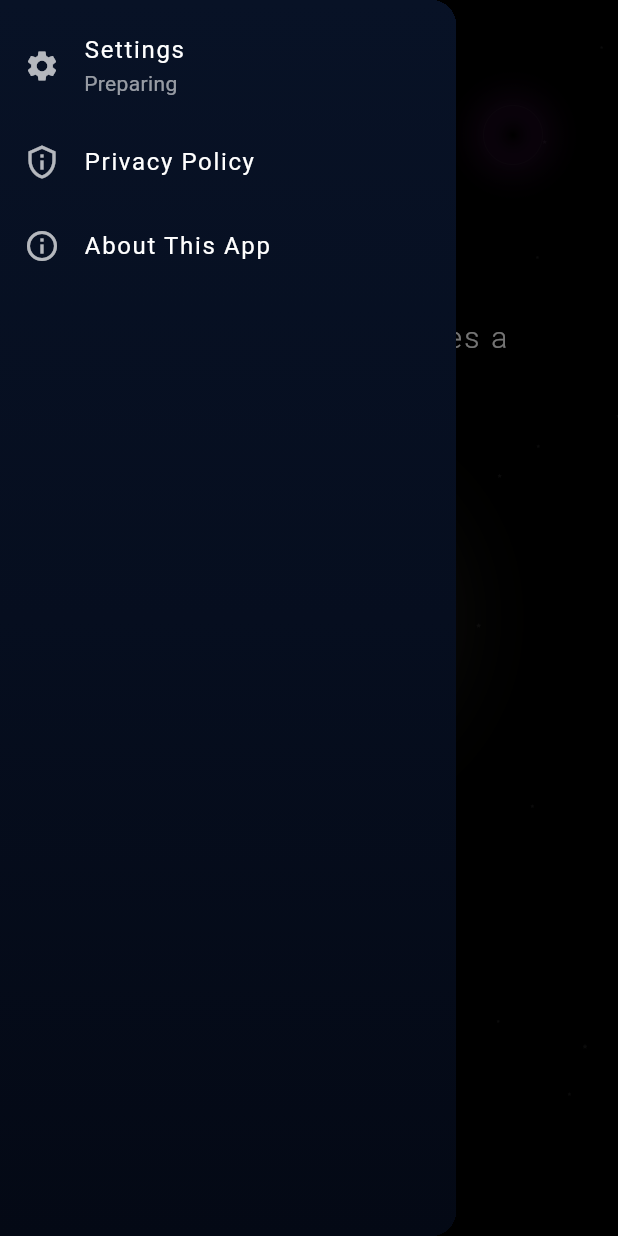
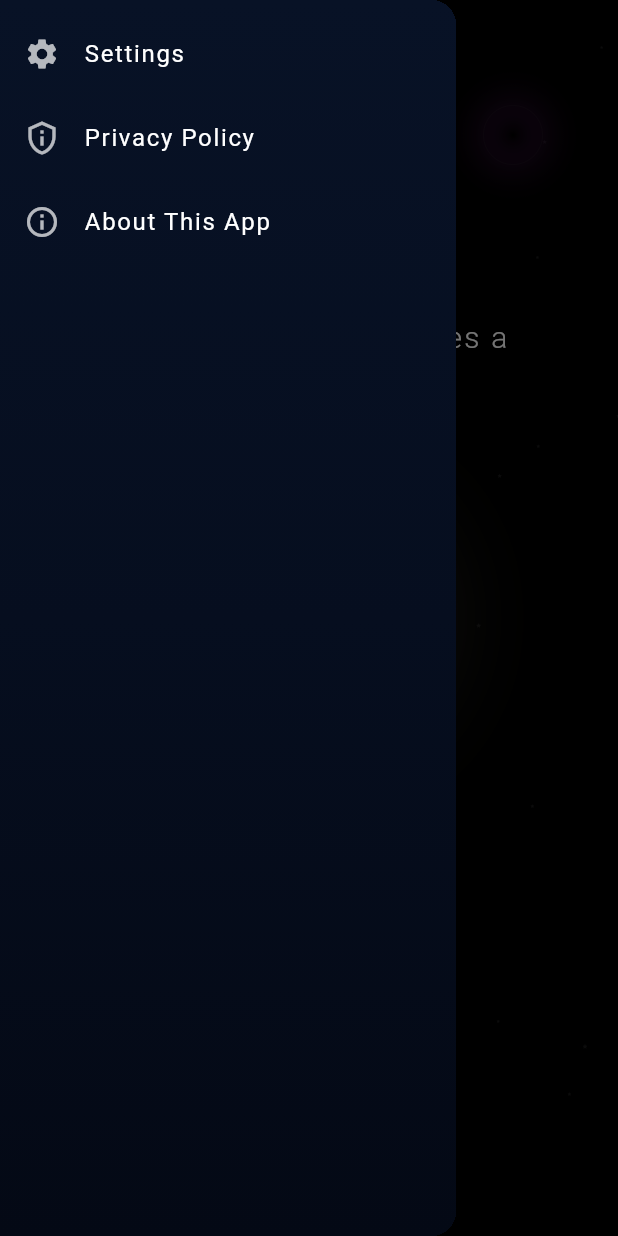
Before and after one commit to mindfulstudioofficial/mind_galaxy, a Flutter app: the screen it shows after launch, with the side drawer open, on a phone screen of 412 x 824 dp. Run offline on Flutter 3.47's test engine with Material 3 defaults, Android fonts, the phone set to English and light mode, and no system bars; our stand-ins replace firebase_auth, firebase_core, google_mobile_ads, google_sign_in, hive, hive_flutter and 3 more; missing offline and left inert: universal_html; accounts and stored records are empty.

Commit message:
ログイン導線のUIを改善し、チュートリアル再表示条件を修正
チュートリアルが初回以外で再表示される挙動を防ぎ、設定導線の準備中表記とGoogleログインアイコンを調整して状態を分かりやすくしました。

Co-authored-by: Cursor <cursoragent@cursor.com>

```diff
--- a/lib/screens/home_screen.dart
+++ b/lib/screens/home_screen.dart
@@ -92,15 +92,7 @@ class _HomeScreenState extends State<HomeScreen> with TickerProviderStateMixin {
     final settingsBox = Hive.box('settings');
     final allThoughts = _loadThoughtsFromBox(box);
     final isTutorialDone = settingsBox.get('tutorialDone', defaultValue: false);
-    // If tutorial flag is restored but no thought data exists, show tutorial again.
-    if (isTutorialDone && allThoughts.isNotEmpty) {
-      _tutorialStep = _tutorialInteractiveStep; // 完了済みのステップへ飛ばす
-    } else {
-      _tutorialStep = 0;
-      if (isTutorialDone) {
-        unawaited(settingsBox.put('tutorialDone', false));
-      }
-    }
+    _tutorialStep = isTutorialDone ? _tutorialInteractiveStep : 0;
     _observationThoughts
       ..clear()
       ..addAll(allThoughts..sort((a, b) => a.createdAt.compareTo(b.createdAt)));
@@ -1587,10 +1579,6 @@ class _HomeScreenState extends State<HomeScreen> with TickerProviderStateMixin {
                   style:
                       const TextStyle(color: Colors.white, letterSpacing: 1.1),
                 ),
-                subtitle: Text(
-                  loc.preparing,
-                  style: TextStyle(color: Colors.white.withValues(alpha: 0.58)),
-                ),
                 onTap: () {
                   Navigator.pop(context);
                   _openSettings();
--- a/lib/utils/ad_helper.dart
+++ b/lib/utils/ad_helper.dart
@@ -8,7 +8,7 @@ class AdHelper {
 
   /// AndroidManifest / Info.plist の APPLICATION_ID と一致させること。
   static const String sampleApplicationId =
-      'ca-app-pub-3940256099942544~3347511713';
+      'ca-app-pub-8944199388403475~6539577557';
 
   static const String _androidBannerProduction =
       'ca-app-pub-8944199388403475/2951686334';
```
Also changed, not shown: lib/screens/settings_screen.dart (+17 -1 lines), 2 other files.
